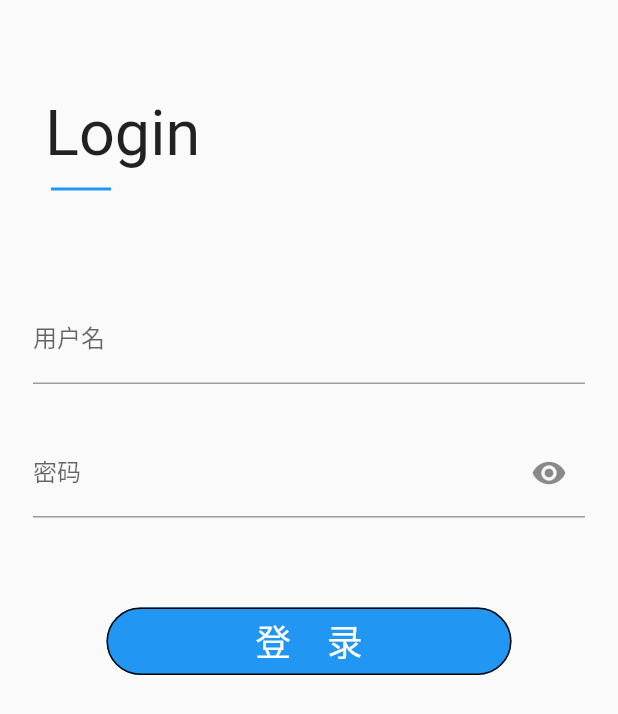
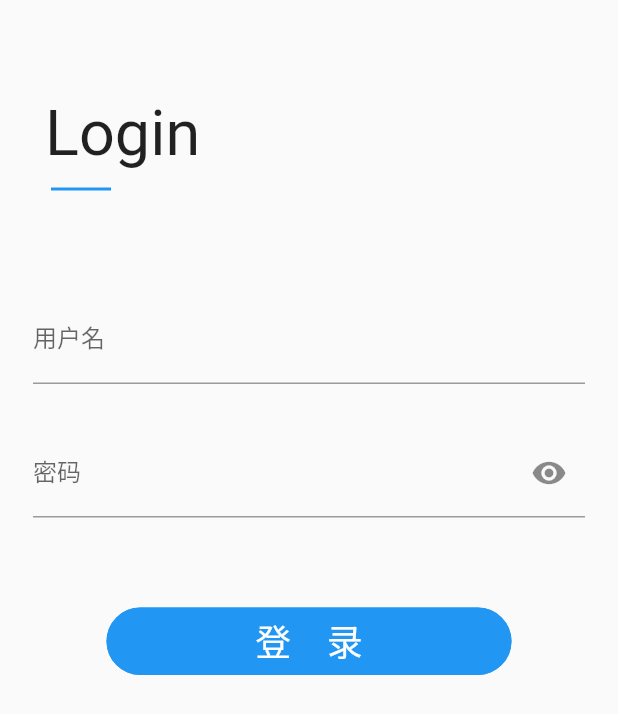
Before and after one commit to fivem/flutter_shiniu, a Flutter app: the screen it shows after launch, on a phone screen of 412 x 824 dp. Shown: the top 714 px of the screen. Run offline on Flutter 3.47's test engine with Material 2 defaults, Android fonts, the phone set to English and light mode, and no system bars; our stand-ins replace date_format, dio, sqflite; missing offline and left inert: mock_web_server; accounts and stored records are empty.

Commit message:
update border color

```diff
--- a/lib/user/login.dart
+++ b/lib/user/login.dart
@@ -109,7 +109,7 @@ class _LoginPage extends State<LoginPage>{
                           }));
                         }
                       },
-                      shape: StadiumBorder(side: BorderSide()),
+                      shape: StadiumBorder(side: BorderSide(color:Colors.blue)),
                     ),
                   ),
                 ),
```
